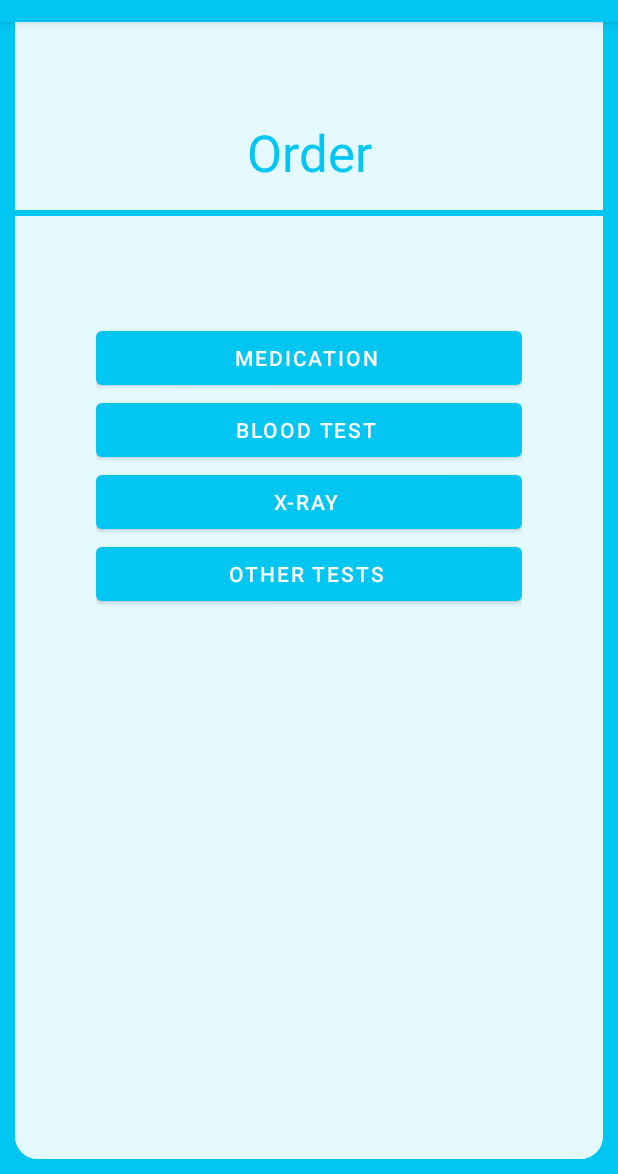
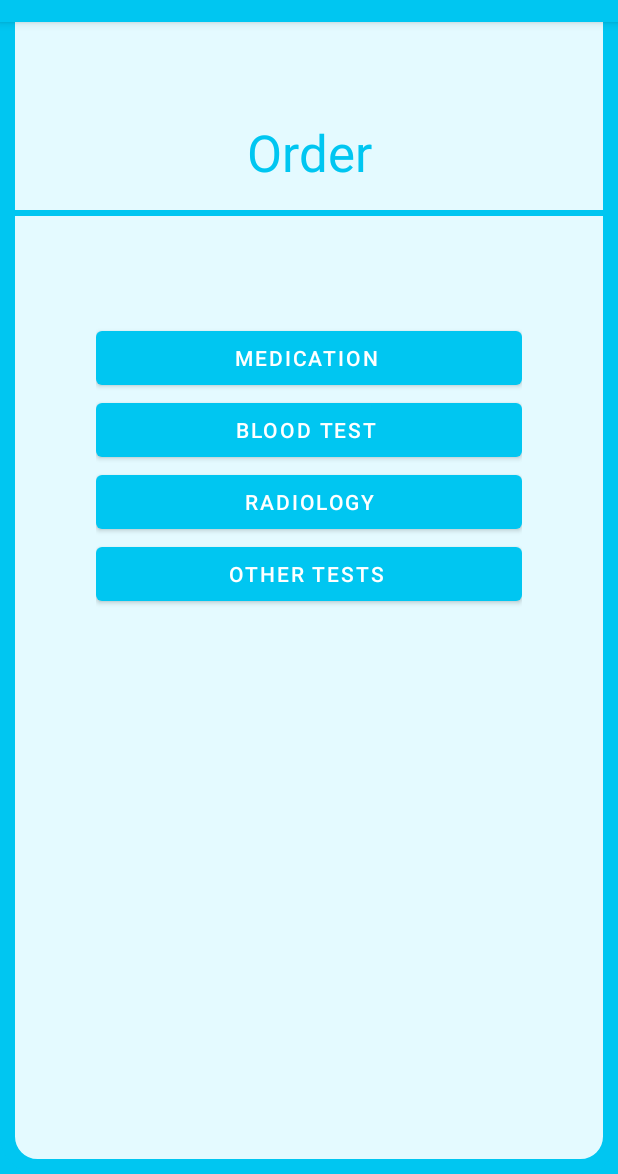
Before and after one commit to JxRRRm/CSC179_Patient_Tracker_App, an Android app: the screen it shows after launch (Order_Page), on a phone screen of 412 x 824 dp, the part 62-1236 px from its top. Run offline under Robolectric (Android 15) with nearby library versions, the phone set to English and light mode, and no system bars.

Commit message:
Changed X-ray text to Radiology

```diff
--- a/app/src/main/res/layout/activity_order_page.xml
+++ b/app/src/main/res/layout/activity_order_page.xml
@@ -58,7 +58,7 @@
             android:id="@+id/button15"
             android:layout_width="match_parent"
             android:layout_height="wrap_content"
-            android:text="X-ray " />
+            android:text="Radiology" />
 
         <Button
             android:id="@+id/button17"
--- a/gradle/libs.versions.toml
+++ b/gradle/libs.versions.toml
@@ -1,5 +1,5 @@
 [versions]
-agp = "8.3.1"
+agp = "8.3.2"
 junit = "4.13.2"
 junitVersion = "1.1.5"
 espressoCore = "3.5.1"
```
